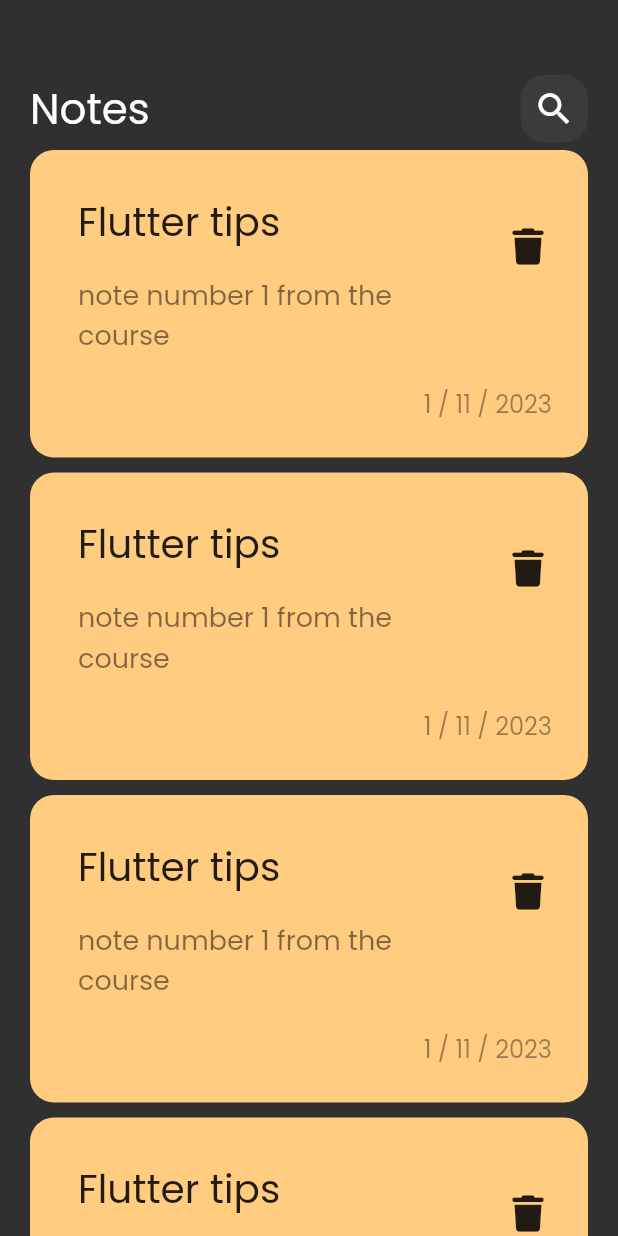
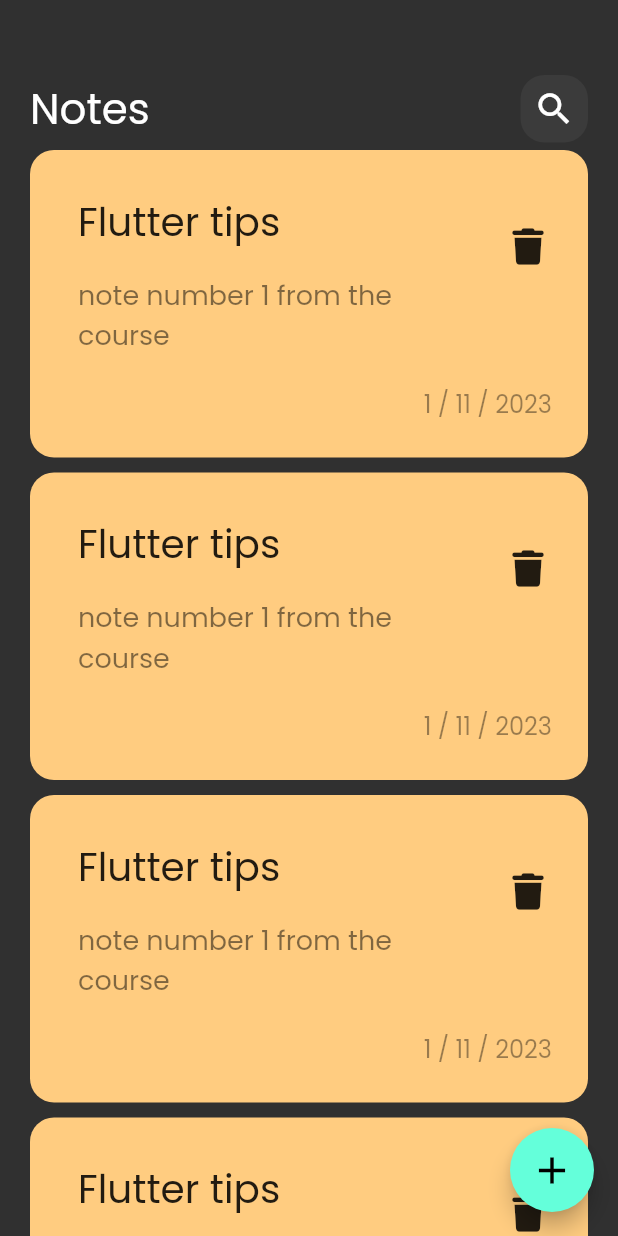
Before and after one commit to mostafaahmedbahr/note_app_with_hive, a Flutter app: the screen it shows after launch, on a phone screen of 412 x 824 dp. Run offline on Flutter 3.47's test engine with Material 2 defaults, Android fonts, the phone set to English and light mode, and no system bars; our stand-ins replace font_awesome_flutter.

Commit message:
float action button

```diff
--- a/lib/views/notes_view.dart
+++ b/lib/views/notes_view.dart
@@ -6,7 +6,13 @@
   @override
   Widget build(BuildContext context) {
     return Scaffold(
-      body: NotesViewBody(),
+      body: const NotesViewBody(),
+      floatingActionButton: FloatingActionButton(
+        onPressed: (){},
+        child: const Icon(Icons.add,
+        size: 30,
+        ),
+      ),
     );
   }
 }
```
